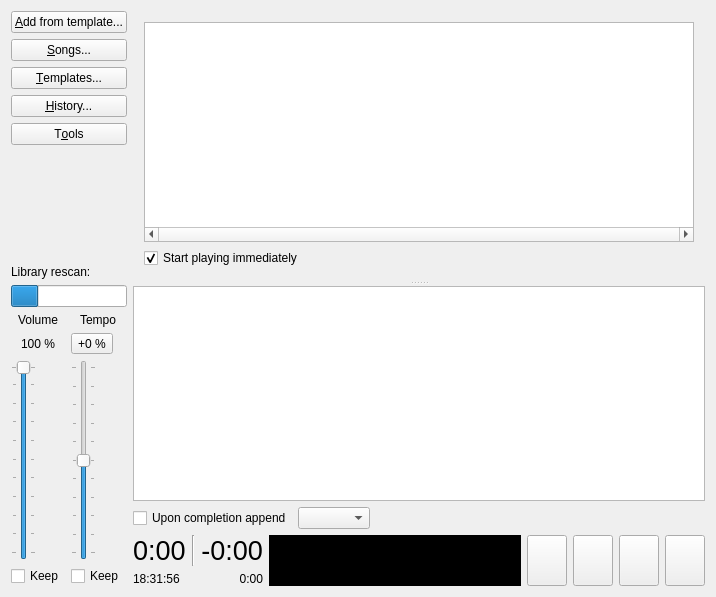
Qt form src/UI/PlayerWindow.ui (madmaxoft/SkauTan) before a commit.
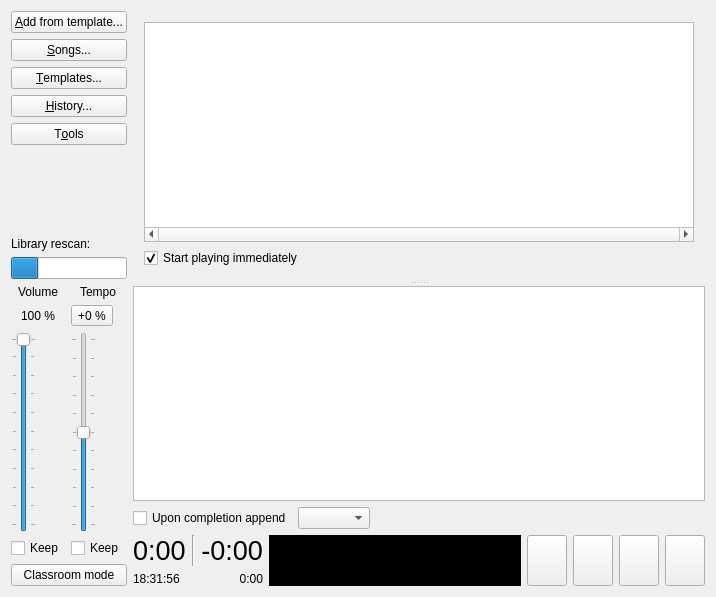
The same form after that commit. Icons and pictures are not drawn. Custom widgets are drawn as their Qt base class.

Commit message: ClassroomMode: Initial design and basic working.

The edit to the form file:
```diff
--- a/src/UI/PlayerWindow.ui
+++ b/src/UI/PlayerWindow.ui
@@ -205,6 +205,13 @@
         </item>
        </layout>
       </item>
+      <item>
+       <widget class="QPushButton" name="btnClassroomMode">
+        <property name="text">
+         <string>Classroom mode</string>
+        </property>
+       </widget>
+      </item>
      </layout>
     </item>
     <item>
```
Left out of the diff: 26 changed lines with no effect on the pictures. The commit also changes 10 other files.
